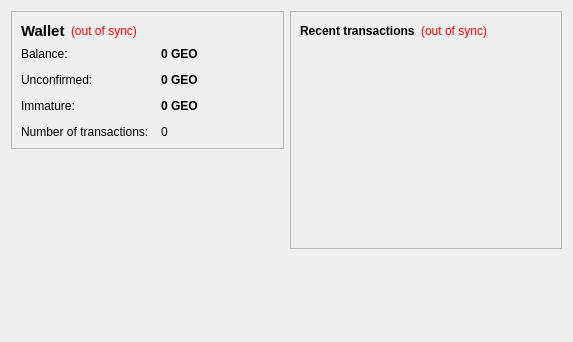
This is src/qt/forms/overviewpage.ui in Wisecoincore/suncoin as Qt 5 draws it before an edit. The edited form follows.
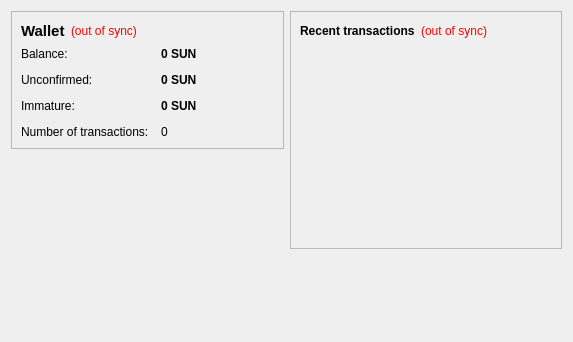
This is the edited form.

The edit to the form file:
```diff
--- a/src/qt/forms/overviewpage.ui
+++ b/src/qt/forms/overviewpage.ui
@@ -105,7 +105,7 @@
              <string>Your current balance</string>
             </property>
             <property name="text">
-             <string notr="true">0 GEO</string>
+             <string notr="true">0 SUN</string>
             </property>
             <property name="textInteractionFlags">
              <set>Qt::LinksAccessibleByMouse|Qt::TextSelectableByKeyboard|Qt::TextSelectableByMouse</set>
@@ -134,7 +134,7 @@
              <string>Total of transactions that have yet to be confirmed, and do not yet count toward the current balance</string>
             </property>
             <property name="text">
-             <string notr="true">0 GEO</string>
+             <string notr="true">0 SUN</string>
             </property>
             <property name="textInteractionFlags">
              <set>Qt::LinksAccessibleByMouse|Qt::TextSelectableByKeyboard|Qt::TextSelectableByMouse</set>
@@ -177,7 +177,7 @@
              <string>Mined balance that has not yet matured</string>
             </property>
             <property name="text">
-             <string notr="true">0 GEO</string>
+             <string notr="true">0 SUN</string>
             </property>
             <property name="textInteractionFlags">
              <set>Qt::LinksAccessibleByMouse|Qt::TextSelectableByKeyboard|Qt::TextSelectableByMouse</set>
```
